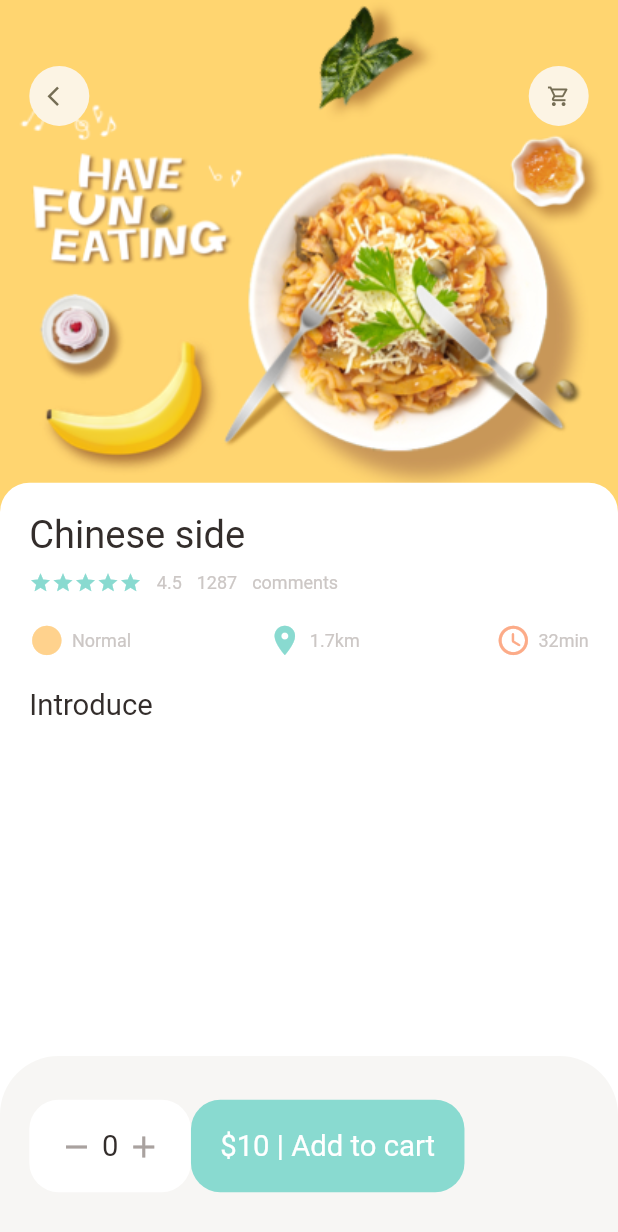
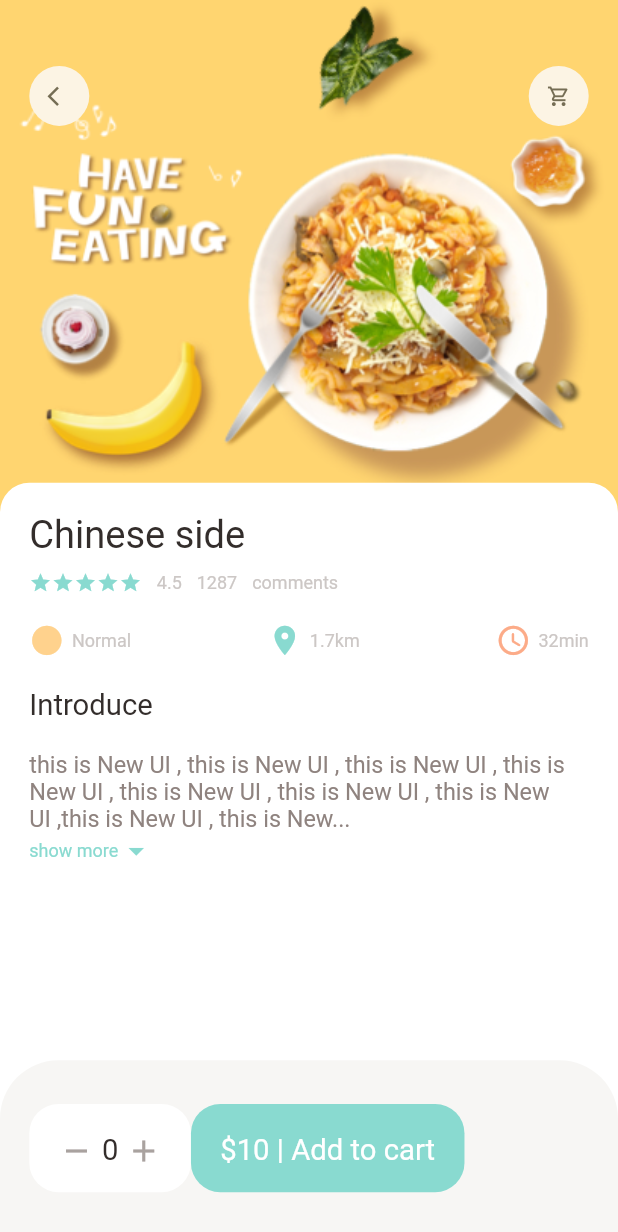
Before and after one commit to zaidoun92/food_delivery_app, a Flutter app: the screen it shows after launch, on a phone screen of 412 x 824 dp. Shown: the top 1232 px of the screen. Run offline on Flutter 3.47's test engine with Material 2 defaults, Android fonts, the phone set to English and light mode, and no system bars; our stand-ins replace dots_indicator, get.

Commit message:
complete expandable text in the body

```diff
--- a/lib/pages/food/popular_food_detaol.dart
+++ b/lib/pages/food/popular_food_detaol.dart
@@ -4,6 +4,7 @@ import 'package:food_delivery/utils/dimansions.dart';
 import 'package:food_delivery/widgets/app_column.dart';
 import 'package:food_delivery/widgets/app_icon.dart';
 import 'package:food_delivery/widgets/big_text.dart';
+import 'package:food_delivery/widgets/expandable_text_widget.dart';
 
 class PopularFoodDetail extends StatelessWidget {
   const PopularFoodDetail({Key? key}) : super(key: key);
@@ -14,6 +15,7 @@ class PopularFoodDetail extends StatelessWidget {
       backgroundColor: Colors.white,
       body: Stack(
         children: [
+          // background Image
           Positioned(
             left: 0,
             right: 0,
@@ -30,6 +32,7 @@ class PopularFoodDetail extends StatelessWidget {
               ),
             ),
           ),
+          // icon Widgets
           Positioned(
             top: Dimensions.height45,
             left: Dimensions.width20,
@@ -42,6 +45,7 @@ class PopularFoodDetail extends StatelessWidget {
               ],
             ),
           ),
+          // introduction of food
           Positioned(
             left: 0,
             right: 0,
@@ -63,17 +67,27 @@ class PopularFoodDetail extends StatelessWidget {
               child: Column(
                 crossAxisAlignment: CrossAxisAlignment.start,
                 children: [
-                  AppColumn(text: "Chinese side"),
+                  const AppColumn(text: "Chinese side"),
                   SizedBox(height: Dimensions.height20),
-                  BigText(text: "Introduce")
+                  BigText(text: "Introduce"),
+                  SizedBox(height: Dimensions.height20),
+                  Expanded(
+                    child: SingleChildScrollView(
+                      child: ExpandableTextWidget(
+                        text:
+                            "this is New UI , this is New UI , this is New UI , this is New UI , this is New UI , this is New UI , this is New UI ,this is New UI , this is New UI ,this is New UI , this is New UI , this is New UI , this is New UI , this is New UI , this is New UI , this is New UI , this is New UI , this is New UI , this is New UI , this is New UI ,this is New UI , this is New UI ,this is New UI , this is New UI , this is New UI , this is New UI , this is New UI , this is New UI , this is New UI , this is New UI , this is New UI , this is New UI , this is New UI ,this is New UI , this is New UI ,this is New UI , this is New UI , this is New UI , this is New UI , ",
+                      ),
+                    ),
+                  ),
                 ],
               ),
             ),
           ),
+          //Expandable Text
         ],
       ),
       bottomNavigationBar: Container(
-        height: 120,
+        height: Dimensions.bottomHeightBar,
         padding: EdgeInsets.only(
           top: Dimensions.height30,
           bottom: Dimensions.height30,
--- a/lib/utils/dimansions.dart
+++ b/lib/utils/dimansions.dart
@@ -21,6 +21,7 @@ class Dimensions {
   static double width30 = screenHeight / 28.13;
 
   // font size
+  static double font16 = screenHeight / 52.75;
   static double font20 = screenHeight / 42.2;
   static double font26 = screenHeight / 32.46;
 
@@ -39,4 +40,7 @@ class Dimensions {
 
   // popular food
   static double popularFoodImgSize = screenHeight / 2.41;
+
+  // bottom height
+  static double bottomHeightBar = screenHeight / 7.03;
 }
--- /dev/null
+++ b/lib/widgets/expandable_text_widget.dart
@@ -0,0 +1,75 @@
+import 'package:flutter/material.dart';
+import 'package:flutter/widgets.dart';
+import 'package:food_delivery/utils/colors.dart';
+import 'package:food_delivery/utils/dimansions.dart';
+import 'package:food_delivery/widgets/small_text.dart';
+
+class ExpandableTextWidget extends StatefulWidget {
+  final String text;
+  const ExpandableTextWidget({Key? key, required this.text}) : super(key: key);
+
+  @override
+  State<ExpandableTextWidget> createState() => _ExpandableTextWidgetState();
+}
+
+class _ExpandableTextWidgetState extends State<ExpandableTextWidget> {
+  late String firstHalf;
+  late String secondHalf;
+
+  bool hiddenText = true;
+  double textHeight = Dimensions.screenHeight / 5.63;
+
+  @override
+  void initState() {
+    super.initState();
+    if (widget.text.length > textHeight) {
+      firstHalf = widget.text.substring(0, textHeight.toInt());
+      secondHalf =
+          widget.text.substring(textHeight.toInt() + 1, widget.text.length);
+    } else {
+      firstHalf = widget.text;
+      secondHalf = "";
+    }
+  }
+
+  @override
+  Widget build(BuildContext context) {
+    return Container(
+      child: secondHalf.isEmpty
+          ? SmallText(
+              height: 1.8,
+              color: AppColors.paraColor,
+              size: Dimensions.font16,
+              text: firstHalf)
+          : Column(
+              children: [
+                SmallText(
+                  height: 1.8,
+                  color: AppColors.paraColor,
+                  size: Dimensions.font16,
+                  text: hiddenText
+                      ? (firstHalf + "...")
+                      : (firstHalf + secondHalf),
+                ),
+                InkWell(
+                  onTap: () {
+                    setState(() {
+                      hiddenText = !hiddenText;
+                    });
+                  },
+                  child: Row(
+                    children: [
+                      SmallText(text: "show more", color: AppColors.mainColor),
+                      Icon(
+                          hiddenText
+                              ? Icons.arrow_drop_down
+                              : Icons.arrow_drop_up,
+                          color: AppColors.mainColor),
+                    ],
+                  ),
+                ),
+              ],
+            ),
+    );
+  }
+}
```
